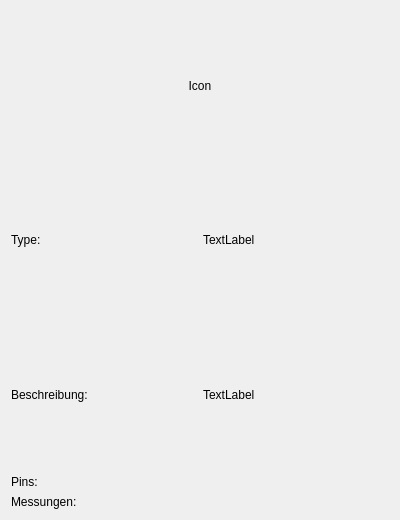
Old version of the form Sensor.ui in the repository SimiThePro/SensorenAppQT.
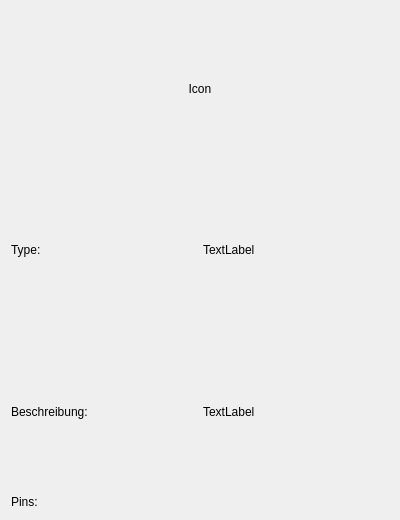
New version of the form.

Commit message: The UI's of the Added Sensors is now added to the Vector of the Current Sensors, enabling the possibility to modify the Details of the Sensors after already adding it

```diff
--- a/Sensor.ui
+++ b/Sensor.ui
@@ -90,18 +90,7 @@
     </layout>
    </item>
    <item>
-    <layout class="QHBoxLayout" name="horizontalLayout_4">
-     <item>
-      <widget class="QLabel" name="label_7">
-       <property name="text">
-        <string>Messungen:</string>
-       </property>
-      </widget>
-     </item>
-     <item>
-      <layout class="QGridLayout" name="MessungenGrid"/>
-     </item>
-    </layout>
+    <layout class="QGridLayout" name="MessungenGrid"/>
    </item>
   </layout>
  </widget>
```
The commit also changes 8 other files.
